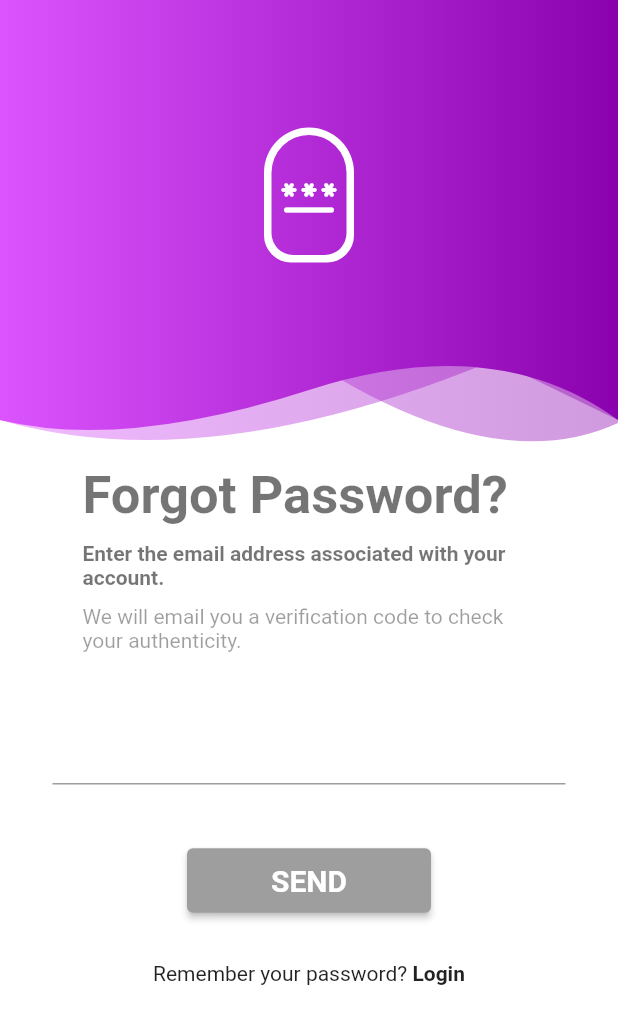
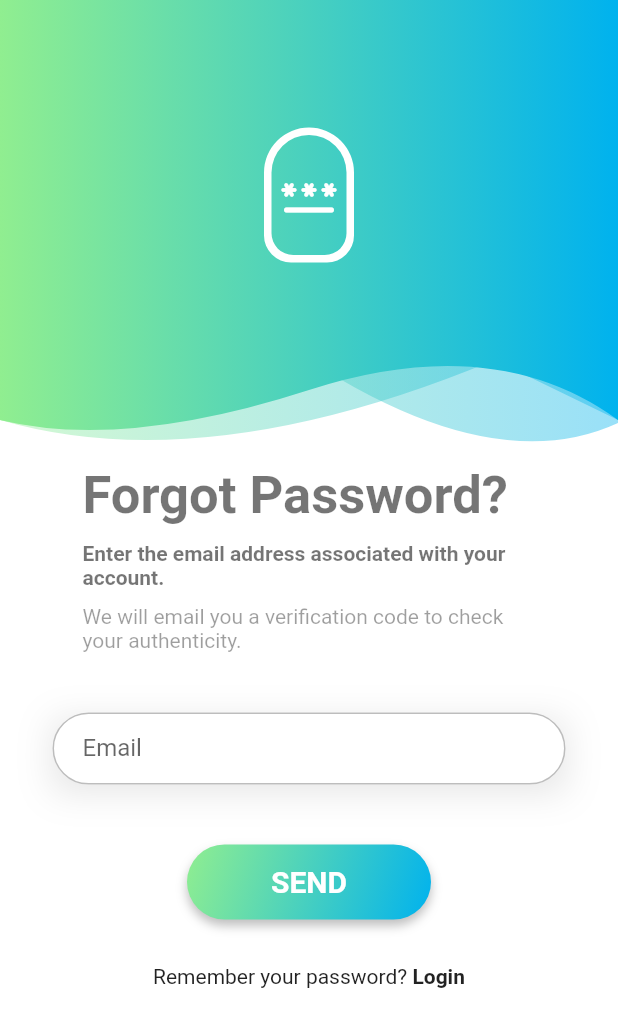
Before and after one commit to Titus-Bitek/Adventures, a Flutter app: the screen it shows after launch, after a tap on "Forgot your password?", on a phone screen of 412 x 824 dp. Shown: the top 1027 px of the screen. Run offline on Flutter 3.47's test engine with Material 2 defaults, Android fonts, the phone set to English and light mode, and no system bars; our stand-ins replace font_awesome_flutter, hexcolor, otp_text_field.

Commit message:
initial commit

```diff
--- a/lib/main.dart
+++ b/lib/main.dart
@@ -8,34 +8,21 @@ void main() {
 }
 
 class LoginUiApp extends StatelessWidget {
-
-  Color _primaryColor = HexColor('#DC54FE');
-  Color _accentColor = HexColor('#8A02AE');
-
-  // Design color
-  // Color _primaryColor= HexColor('#FFC867');
-  // Color _accentColor= HexColor('#FF3CBD');
-
-  // Our Logo Color
-  // Color _primaryColor= HexColor('#D44CF6');
-  // Color _accentColor= HexColor('#5E18C8');
-
-  // Our Logo Blue Color
-  //Color _primaryColor= HexColor('#651BD2');
-  //Color _accentColor= HexColor('#320181');
+  Color _primaryColor = HexColor('#90EE90');
+  Color _accentColor = HexColor('#00B2EE');
 
   // This widget is the root of your application.
   @override
   Widget build(BuildContext context) {
     return MaterialApp(
-      title: 'Flutter Login UI',
+      title: ' Login UI',
       theme: ThemeData(
         primaryColor: _primaryColor,
         accentColor: _accentColor,
-        scaffoldBackgroundColor: Colors.grey.shade100,
+        scaffoldBackgroundColor: Colors.tealAccent,
         primarySwatch: Colors.grey,
       ),
-      home: SplashScreen(title: 'Flutter Login UI'),
+      home: SplashScreen(title: ' Login UI'),
     );
   }
 }
--- a/lib/pages/forgot_password_page.dart
+++ b/lib/pages/forgot_password_page.dart
@@ -1,7 +1,7 @@
 //import 'package:flutter/cupertino.dart';
 import 'package:flutter/gestures.dart';
 import 'package:flutter/material.dart';
-import 'package:flutter_login_ui/common/theme_helper.dart';
+import 'package:adventure_travelers/common/theme_helper.dart';
 
 import 'forgot_password_verification_page.dart';
 import 'login_page.dart';
--- a/lib/pages/login_page.dart
+++ b/lib/pages/login_page.dart
@@ -1,7 +1,7 @@
 //import 'package:flutter/cupertino.dart';
 import 'package:flutter/gestures.dart';
 import 'package:flutter/material.dart';
-import 'package:flutter_login_ui/common/theme_helper.dart';
+import 'package:adventure_travelers/common/theme_helper.dart';
 
 import 'forgot_password_page.dart';
 import 'profile_page.dart';
@@ -29,7 +29,7 @@ class _LoginPageState extends State<LoginPage> {
             Container(
               height: _headerHeight,
               child: HeaderWidget(_headerHeight, true,
-                  Icons.login_rounded), //let's create a common header widget
+                  Icons.lock_sharp), //let's create a common header widget
             ),
             SafeArea(
               child: Container(
@@ -39,9 +39,12 @@ class _LoginPageState extends State<LoginPage> {
                   child: Column(
                     children: [
                       Text(
-                        'Hello',
+                        'Welcome',
                         style: TextStyle(
-                            fontSize: 60, fontWeight: FontWeight.bold),
+                          fontSize: 60,
+                          fontWeight: FontWeight.bold,
+                          color: Colors.green,
+                        ),
                       ),
                       Text(
                         'Signin into your account',
@@ -56,6 +59,7 @@ class _LoginPageState extends State<LoginPage> {
                                 child: TextField(
                                   decoration: ThemeHelper().textInputDecoration(
                                       'User Name', 'Enter your user name'),
+                                  style: TextStyle(color: Colors.red),
                                 ),
                                 decoration:
                                     ThemeHelper().inputBoxDecorationShaddow(),
--- a/lib/pages/splash_screen.dart
+++ b/lib/pages/splash_screen.dart
@@ -16,32 +16,32 @@ class SplashScreen extends StatefulWidget {
 class _SplashScreenState extends State<SplashScreen> {
   bool _isVisible = false;
 
-  _SplashScreenState(){
-
-    new Timer(const Duration(milliseconds: 2000), (){
+  _SplashScreenState() {
+    new Timer(const Duration(milliseconds: 2000), () {
       setState(() {
         Navigator.of(context).pushAndRemoveUntil(
-        MaterialPageRoute(builder: (context) => LoginPage()), (route) => false);
+            MaterialPageRoute(builder: (context) => LoginPage()),
+            (route) => false);
       });
     });
 
-    new Timer(
-      Duration(milliseconds: 10),(){
+    new Timer(Duration(milliseconds: 10), () {
       setState(() {
-          _isVisible = true; // Now it is showing fade effect and navigating to Login page
+        _isVisible =
+            true; // Now it is showing fade effect and navigating to Login page
       });
-      }
-    );
-
+    });
   }
 
   @override
   Widget build(BuildContext context) {
-
     return Container(
       decoration: new BoxDecoration(
         gradient: new LinearGradient(
-          colors: [Theme.of(context).accentColor, Theme.of(context).primaryColor],
+          colors: [
+            Theme.of(context).accentColor,
+            Theme.of(context).primaryColor
+          ],
           begin: const FractionalOffset(0, 0),
           end: const FractionalOffset(1.0, 0.0),
           stops: [0.0, 1.0],
@@ -57,7 +57,11 @@ class _SplashScreenState extends State<SplashScreen> {
             width: 140.0,
             child: Center(
               child: ClipOval(
-                child: Icon(Icons.android_outlined, size: 128,), //put your logo here
+                child: Image.asset(
+                  'assets/image.jpg',
+                  width: 400,
+                  height: 400,
+                ), //put your logo here
               ),
             ),
             decoration: BoxDecoration(
@@ -70,8 +74,7 @@ class _SplashScreenState extends State<SplashScreen> {
                     offset: Offset(5.0, 3.0),
                     spreadRadius: 2.0,
                   )
-              ]
-            ),
+                ]),
           ),
         ),
       ),
```
Also changed, not shown: lib/pages/forgot_password_verification_page.dart (+35 -29 lines), lib/pages/profile_page.dart (+43 -29 lines), lib/pages/registration_page.dart (+5 -5 lines), pubspec.yaml (+9 -2 lines), assets/image.jpg (added). Lines whose indentation alone changed are shown as unchanged.
